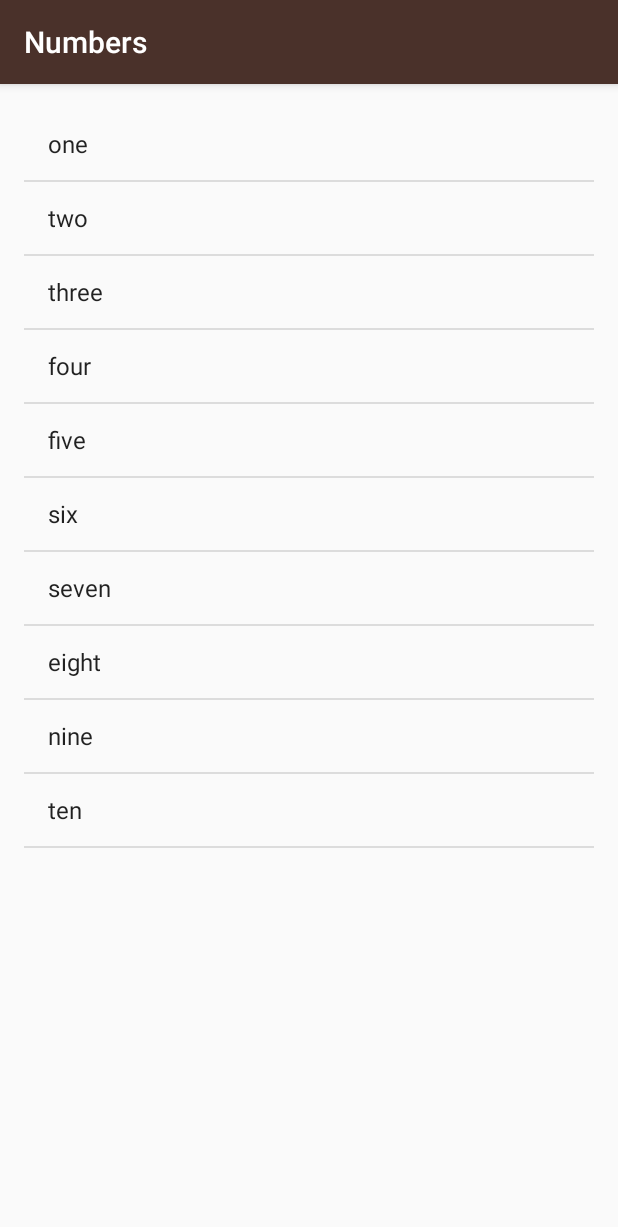
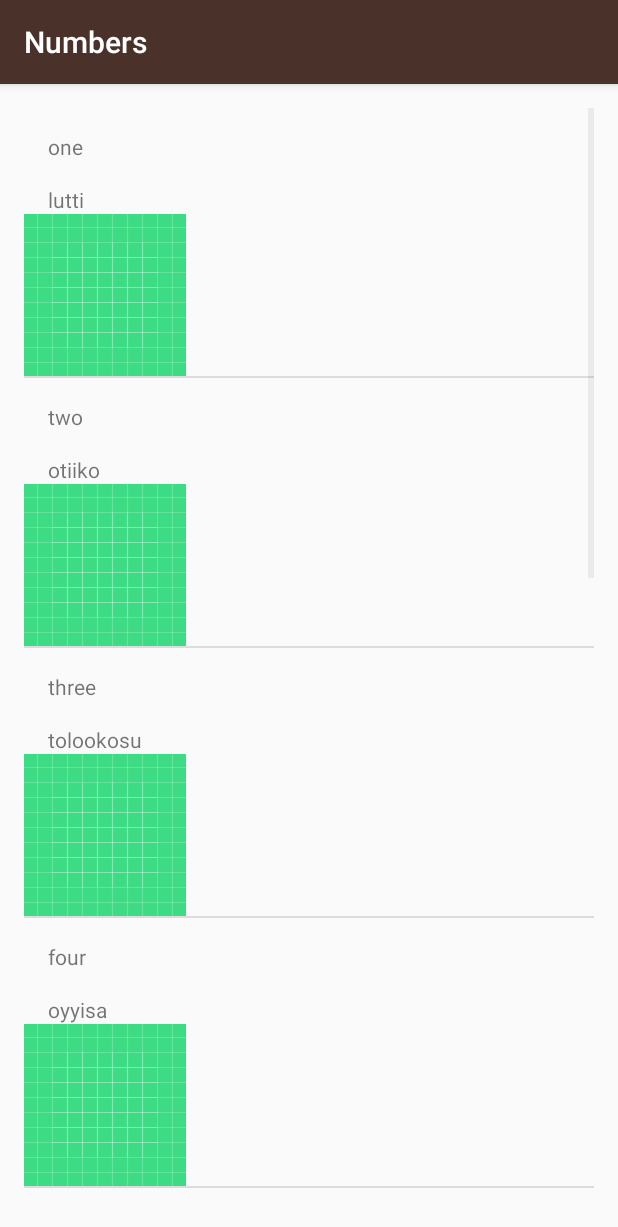
Before and after one commit to ZarifAhsan/MiwokApp, an Android app: the NumbersActivity screen opened directly, with no data from a screen before it, on a phone screen of 412 x 824 dp. Shown: the top 1227 px of the screen. Run offline under Robolectric (Android 15) with nearby library versions, the phone set to English and light mode, and no system bars.

Commit message:
added automated list creation method

```diff
--- a/app/src/main/java/com/example/miwok/NumbersActivity.java
+++ b/app/src/main/java/com/example/miwok/NumbersActivity.java
@@ -16,30 +16,30 @@ public class NumbersActivity extends AppCompatActivity {
         setContentView(R.layout.activity_numbers);
 
 
-        ArrayList<String> numberWords = new ArrayList<>();
+        ArrayList<Word> numberWords = new ArrayList<>();
 
         createNumberList(numberWords);
         createListView(numberWords);
     }
 
-    private void createNumberList(ArrayList<String> arrayList) {
-        arrayList.add("one");
-        arrayList.add("two");
-        arrayList.add("three");
-        arrayList.add("four");
-        arrayList.add("five");
-        arrayList.add("six");
-        arrayList.add("seven");
-        arrayList.add("eight");
-        arrayList.add("nine");
-        arrayList.add("ten");
+    private void createNumberList(ArrayList<Word> arrayList) {
+        arrayList.add(new Word("one", "lutti", R.drawable.ic_launcher_background));
+        arrayList.add(new Word("two", "otiiko", R.drawable.ic_launcher_background));
+        arrayList.add(new Word("three", "tolookosu", R.drawable.ic_launcher_background));
+        arrayList.add(new Word("four", "oyyisa", R.drawable.ic_launcher_background));
+        arrayList.add(new Word("five", "massokka", R.drawable.ic_launcher_background));
+        arrayList.add(new Word("six", "temmokka", R.drawable.ic_launcher_background));
+        arrayList.add(new Word("seven", "kenekaku", R.drawable.ic_launcher_background));
+        arrayList.add(new Word("eight", "kawinta", R.drawable.ic_launcher_background));
+        arrayList.add(new Word("nine", "wo'e", R.drawable.ic_launcher_background));
+        arrayList.add(new Word("ten", "na'aacha", R.drawable.ic_launcher_background));
     }
 
-    private void createListView(ArrayList<String> arrayList) {
-        ArrayAdapter<String> itemsAdapter = new ArrayAdapter<>(this, android.R.layout.simple_list_item_1, arrayList);
+    private void createListView(ArrayList<Word> arrayList) {
+        WordAdapter wordAdapter = new WordAdapter(this, arrayList);
 
         ListView listView = findViewById(R.id.list);
-        listView.setAdapter(itemsAdapter);
+        listView.setAdapter(wordAdapter);
     }
 
 }
--- /dev/null
+++ b/app/src/main/java/com/example/miwok/Word.java
@@ -0,0 +1,30 @@
+package com.example.miwok;
+
+public class Word {
+
+    private String mDefaultTranslation;
+
+    private String mMiwokTranslation;
+
+    private int mImageResourceId;
+
+
+    public Word(String defaultTranslation, String miwokTranslation, int imageResourceId) {
+        mDefaultTranslation = defaultTranslation;
+        mMiwokTranslation = miwokTranslation;
+        mImageResourceId = imageResourceId;
+    }
+
+
+    public String getDefaultTranslation() {
+        return mDefaultTranslation;
+    }
+
+    public String getMiwokTranslation() {
+        return mMiwokTranslation;
+    }
+
+    public int getImageResourceId() {
+        return mImageResourceId;
+    }
+}
--- /dev/null
+++ b/app/src/main/java/com/example/miwok/WordAdapter.java
@@ -0,0 +1,45 @@
+package com.example.miwok;
+
+import android.app.Activity;
+import android.view.LayoutInflater;
+import android.view.View;
+import android.view.ViewGroup;
+import android.widget.ArrayAdapter;
+import android.widget.ImageView;
+import android.widget.TextView;
+
+import androidx.annotation.NonNull;
+import androidx.annotation.Nullable;
+
+import java.util.ArrayList;
+
+public class WordAdapter extends ArrayAdapter<Word> {
+
+    public WordAdapter(Activity context, ArrayList<Word> Word) {
+        super(context, 0, Word);
+    }
+
+    @NonNull
+    @Override
+    public View getView(int position, @Nullable View convertView, @NonNull ViewGroup parent) {
+        View listItemView = convertView;
+        if (listItemView == null) {
+            listItemView = LayoutInflater.from(getContext()).inflate(R.layout.list_item, parent, false);
+        }
+
+        Word currentWord = getItem(position);
+
+        TextView defaultWordView = listItemView.findViewById(R.id.default_word_text_view);
+        defaultWordView.setText(currentWord.getDefaultTranslation());
+
+        TextView miwokWordView = listItemView.findViewById(R.id.miwok_word_text_view);
+        miwokWordView.setText(currentWord.getMiwokTranslation());
+
+        ImageView imageView = listItemView.findViewById(R.id.number_word_icon_image_view);
+        imageView.setImageResource(currentWord.getImageResourceId());
+
+        return listItemView;
+    }
+
+
+}
--- a/app/src/main/res/layout/list_item.xml
+++ b/app/src/main/res/layout/list_item.xml
@@ -5,4 +5,28 @@
     android:layout_width="match_parent"
     android:layout_height="match_parent">
 
+    <TextView
+        android:id="@+id/default_word_text_view"
+        android:layout_width="wrap_content"
+        android:layout_height="wrap_content"
+        android:paddingStart="16dp"
+        android:paddingEnd="16dp"
+        android:paddingTop="16dp"
+        android:text=""/>
+
+    <TextView
+        android:id="@+id/miwok_word_text_view"
+        android:layout_width="wrap_content"
+        android:layout_height="wrap_content"
+        android:paddingStart="16dp"
+        android:paddingEnd="16dp"
+        android:paddingTop="16dp"
+        android:text=""/>
+
+    <ImageView
+        android:id="@+id/number_word_icon_image_view"
+        android:layout_width="wrap_content"
+        android:layout_height="wrap_content"/>
+
+
 </LinearLayout>
```
